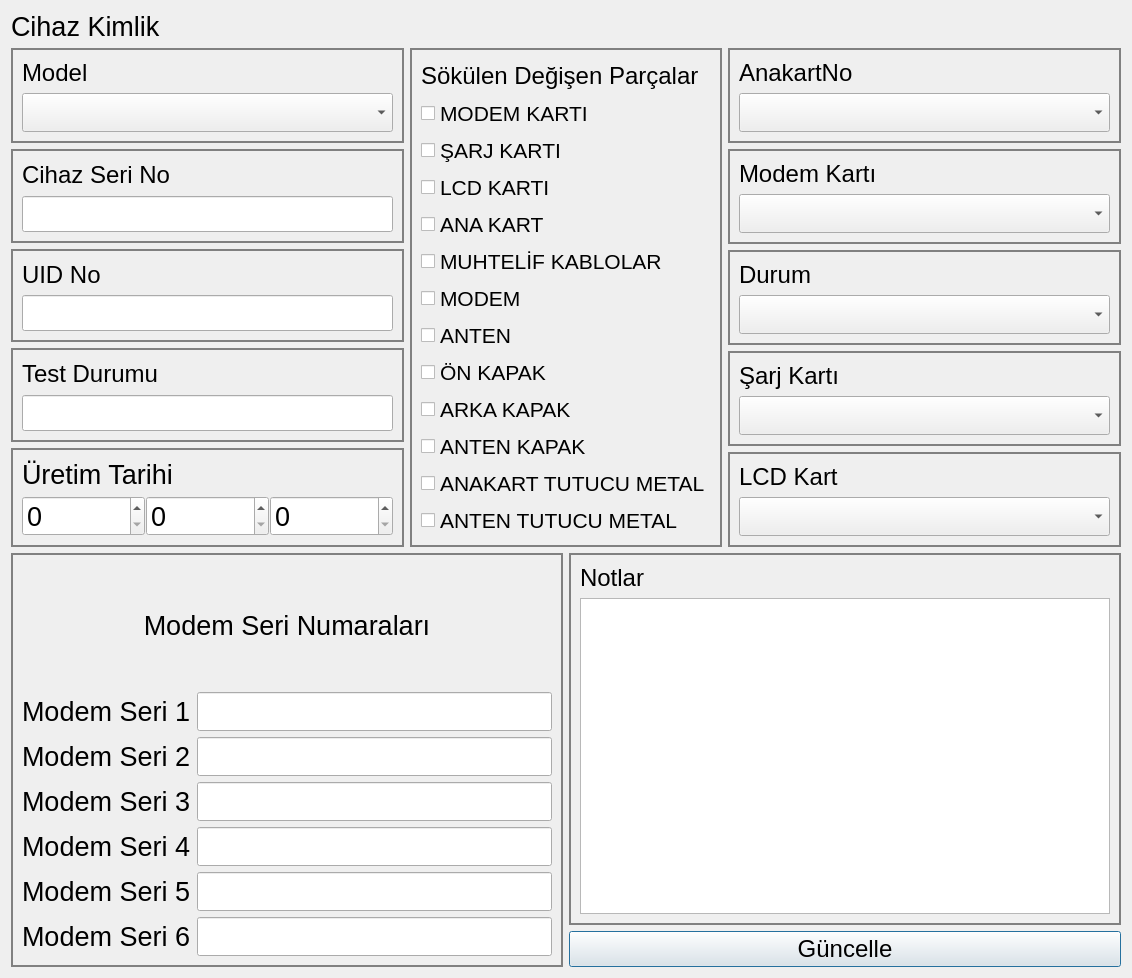
This is informationdialog.ui in yunusemrecinar/QT5-cihaz-kimlik-teknik-servis as Qt 5 draws it before an edit. The edited form follows.
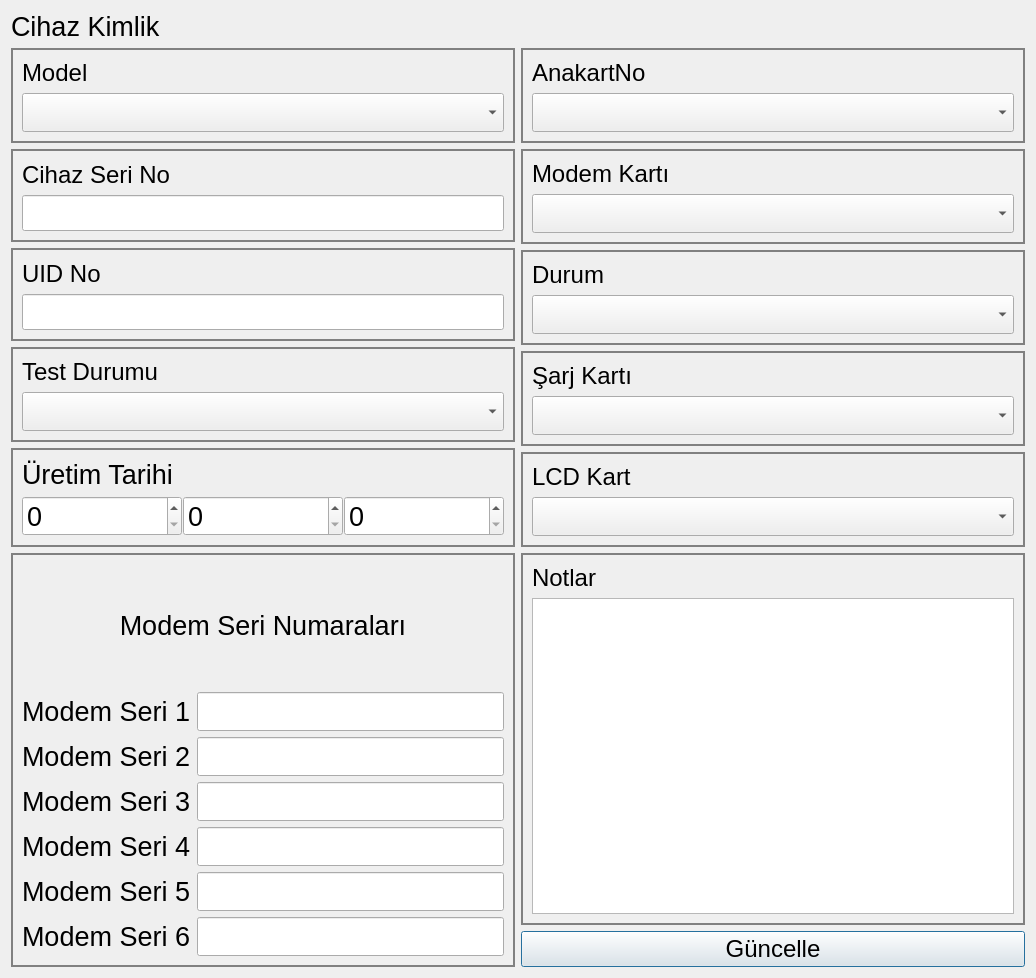
This is the edited form.

The edit to the form file:
```diff
--- a/informationdialog.ui
+++ b/informationdialog.ui
@@ -6,7 +6,7 @@
    <rect>
     <x>0</x>
     <y>0</y>
-    <width>1132</width>
+    <width>1036</width>
     <height>978</height>
    </rect>
   </property>
@@ -190,15 +190,12 @@
              </widget>
             </item>
             <item>
-             <widget class="QLineEdit" name="test_durum_1">
+             <widget class="QComboBox" name="test_durum_">
               <property name="font">
                <font>
-                <pointsize>18</pointsize>
+                <pointsize>20</pointsize>
                </font>
               </property>
-              <property name="readOnly">
-               <bool>false</bool>
-              </property>
              </widget>
             </item>
            </layout>
@@ -281,184 +278,6 @@
          </item>
         </layout>
        </item>
-       <item>
-        <widget class="QGroupBox" name="DegisenParcaBox_2">
-         <property name="minimumSize">
-          <size>
-           <width>300</width>
-           <height>0</height>
-          </size>
-         </property>
-         <property name="styleSheet">
-          <string notr="true">QGroupBox {
-border:2px solid grey;
-}</string>
-         </property>
-         <layout class="QVBoxLayout" name="verticalLayout_24">
-          <item>
-           <widget class="QLabel" name="degisenParcalar_2">
-            <property name="font">
-             <font>
-              <pointsize>18</pointsize>
-             </font>
-            </property>
-            <property name="styleSheet">
-             <string notr="true">verticalLayout_6 {
-border:1px;
-}</string>
-            </property>
-            <property name="text">
-             <string>Sökülen Değişen Parçalar</string>
-            </property>
-           </widget>
-          </item>
-          <item>
-           <widget class="QCheckBox" name="degisenParca_1">
-            <property name="font">
-             <font>
-              <pointsize>16</pointsize>
-             </font>
-            </property>
-            <property name="text">
-             <string>MODEM KARTI</string>
-            </property>
-           </widget>
-          </item>
-          <item>
-           <widget class="QCheckBox" name="degisenParca_2">
-            <property name="font">
-             <font>
-              <pointsize>16</pointsize>
-             </font>
-            </property>
-            <property name="text">
-             <string>ŞARJ KARTI</string>
-            </property>
-           </widget>
-          </item>
-          <item>
-           <widget class="QCheckBox" name="degisenParca_3">
-            <property name="font">
-             <font>
-              <pointsize>16</pointsize>
-             </font>
-            </property>
-            <property name="text">
-             <string>LCD KARTI</string>
-            </property>
-           </widget>
-          </item>
-          <item>
-           <widget class="QCheckBox" name="degisenParca_4">
-            <property name="font">
-             <font>
-              <pointsize>16</pointsize>
-             </font>
-            </property>
-            <property name="text">
-             <string>ANA KART</string>
-            </property>
-           </widget>
-          </item>
-          <item>
-           <widget class="QCheckBox" name="degisenParca_5">
-            <property name="font">
-             <font>
-              <pointsize>16</pointsize>
-             </font>
-            </property>
-            <property name="text">
-             <string>MUHTELİF KABLOLAR</string>
-            </property>
-           </widget>
-          </item>
-          <item>
-           <widget class="QCheckBox" name="degisenParca_6">
-            <property name="font">
-             <font>
-              <pointsize>16</pointsize>
-             </font>
-            </property>
-            <property name="text">
-             <string>MODEM</string>
-            </property>
-           </widget>
-          </item>
-          <item>
-           <widget class="QCheckBox" name="degisenParca_7">
-            <property name="font">
-             <font>
-              <pointsize>16</pointsize>
-             </font>
-            </property>
-            <property name="text">
-             <string>ANTEN</string>
-            </property>
-           </widget>
-          </item>
-          <item>
-           <widget class="QCheckBox" name="degisenParca_8">
-            <property name="font">
-             <font>
-              <pointsize>16</pointsize>
-             </font>
-            </property>
-            <property name="text">
-             <string>ÖN KAPAK</string>
-            </property>
-           </widget>
-          </item>
-          <item>
-           <widget class="QCheckBox" name="degisenParca_9">
-            <property name="font">
-             <font>
-              <pointsize>16</pointsize>
-             </font>
-            </property>
-            <property name="text">
-             <string>ARKA KAPAK</string>
-            </property>
-           </widget>
-          </item>
-          <item>
-           <widget class="QCheckBox" name="degisenParca_10">
-            <property name="font">
-             <font>
-              <pointsize>16</pointsize>
-             </font>
-            </property>
-            <property name="text">
-             <string>ANTEN KAPAK</string>
-            </property>
-           </widget>
-          </item>
-          <item>
-           <widget class="QCheckBox" name="degisenParca_11">
-            <property name="font">
-             <font>
-              <pointsize>16</pointsize>
-             </font>
-            </property>
-            <property name="text">
-             <string>ANAKART TUTUCU METAL</string>
-            </property>
-           </widget>
-          </item>
-          <item>
-           <widget class="QCheckBox" name="degisenParca_12">
-            <property name="font">
-             <font>
-              <pointsize>16</pointsize>
-             </font>
-            </property>
-            <property name="text">
-             <string>ANTEN TUTUCU METAL</string>
-            </property>
-           </widget>
-          </item>
-         </layout>
-        </widget>
-       </item>
        <item>
         <layout class="QVBoxLayout" name="verticalLayout_25">
          <item>
```
